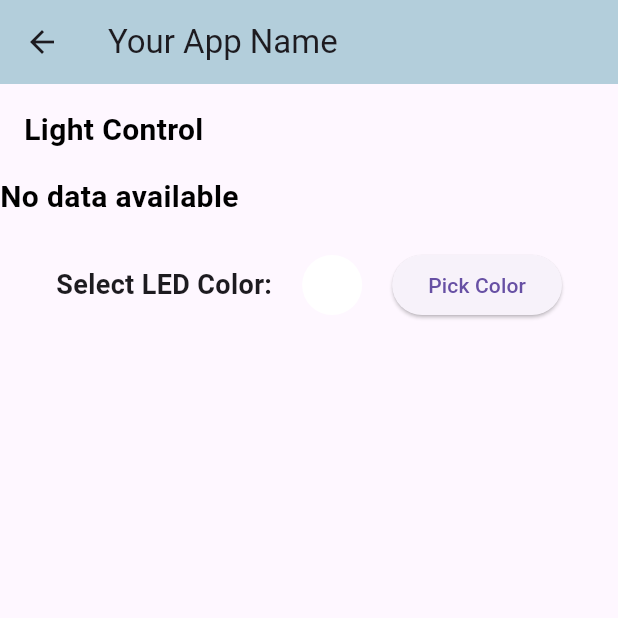
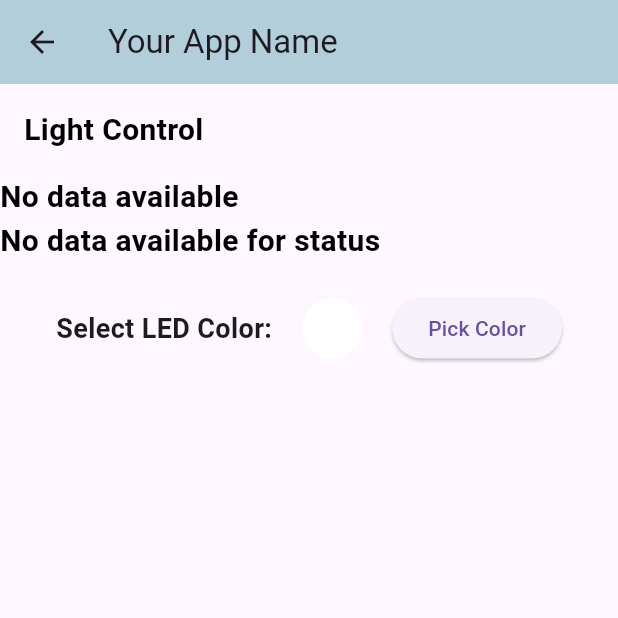
Before and after one commit to talbioumaima06/litbebe_flutter, a Flutter app: the Lumiere screen opened by its route, on a phone screen of 412 x 824 dp, the top half of it. Run offline on Flutter 3.47's test engine with Material 3 defaults, Android fonts, the phone set to English and light mode, and no system bars; our stand-ins replace firebase_auth, firebase_core, firebase_database, firebase_messaging, flutter_colorpicker, flutter_local_notifications and 2 more; accounts and stored records are empty.

Commit message:
lumiere screen in progress

```diff
--- a/lib/pages/lumiere/lumiere.dart
+++ b/lib/pages/lumiere/lumiere.dart
@@ -10,13 +10,16 @@ class Lumiere extends StatefulWidget {
 }
 
 class _LumiereState extends State<Lumiere> {
-  late DatabaseReference lightRef;
-  late Color currentColor = Colors.white; // Default color
+  late DatabaseReference rgbRef;
+  late DatabaseReference statusRef;
+  Color currentColor = Colors.white; // Default color
+  bool isLightOn = false; // Default status
 
   @override
   void initState() {
     super.initState();
-    lightRef = FirebaseDatabase.instance.ref().child('/LED/RGB'); // Adjust this path accordingly
+    rgbRef = FirebaseDatabase.instance.ref().child('LED/RGB');
+    statusRef = FirebaseDatabase.instance.ref().child('LED/status');
   }
 
   @override
@@ -54,16 +57,8 @@ class _LumiereState extends State<Lumiere> {
               ),
             ),
             StreamBuilder<DatabaseEvent>(
-              stream: lightRef.onValue,
+              stream: rgbRef.onValue,
               builder: (context, snapshot) {
-                print('Connection State: ${snapshot.connectionState}');
-                print('Has Error: ${snapshot.hasError}');
-                if (snapshot.hasError) {
-                  print('Error: ${snapshot.error}');
-                }
-                print('Has Data: ${snapshot.hasData}');
-                print('Snapshot Data: ${snapshot.data?.snapshot.value}');
-
                 if (snapshot.connectionState == ConnectionState.waiting) {
                   return const Text(
                     'Loading...',
@@ -74,7 +69,47 @@ class _LumiereState extends State<Lumiere> {
                     ),
                   );
                 } else if (snapshot.hasData && snapshot.data!.snapshot.value != null) {
-                  bool isLightOn = snapshot.data!.snapshot.value == 1; // Assuming 1 means light is on
+                  String rgb = snapshot.data!.snapshot.value as String;
+                  List<String> rgbValues = rgb.split(',');
+                  if (rgbValues.length == 3) {
+                    try {
+                      int red = int.parse(rgbValues[0]);
+                      int green = int.parse(rgbValues[1]);
+                      int blue = int.parse(rgbValues[2]);
+                      currentColor = Color.fromRGBO(red, green, blue, 1.0);
+                    } catch (e) {
+                      print('Error parsing RGB values: $e');
+                    }
+                  } else {
+                    print('Invalid RGB format: $rgb');
+                  }
+                  return Container();
+                } else {
+                  return const Text(
+                    'No data available',
+                    style: TextStyle(
+                      color: Colors.black,
+                      fontWeight: FontWeight.bold,
+                      fontSize: 20,
+                    ),
+                  );
+                }
+              },
+            ),
+            StreamBuilder<DatabaseEvent>(
+              stream: statusRef.onValue,
+              builder: (context, snapshot) {
+                if (snapshot.connectionState == ConnectionState.waiting) {
+                  return const Text(
+                    'Loading...',
+                    style: TextStyle(
+                      color: Colors.black,
+                      fontWeight: FontWeight.bold,
+                      fontSize: 20,
+                    ),
+                  );
+                } else if (snapshot.hasData && snapshot.data!.snapshot.value != null) {
+                  isLightOn = snapshot.data!.snapshot.value == 1;
                   return Row(
                     mainAxisAlignment: MainAxisAlignment.center,
                     children: [
@@ -89,14 +124,14 @@ class _LumiereState extends State<Lumiere> {
                       Switch(
                         value: isLightOn,
                         onChanged: (newValue) {
-                          lightRef.set(newValue ? 1 : 0); // Update the database with new value
+                          statusRef.set(newValue ? 1 : 0);
                         },
                       ),
                     ],
                   );
                 } else {
                   return const Text(
-                    'No data available',
+                    'No data available for status',
                     style: TextStyle(
                       color: Colors.black,
                       fontWeight: FontWeight.bold,
@@ -151,6 +186,8 @@ class _LumiereState extends State<Lumiere> {
               onColorChanged: (color) {
                 setState(() {
                   currentColor = color;
+                  String rgb = '${color.red},${color.green},${color.blue}';
+                  rgbRef.set(rgb);
                 });
               },
               showLabel: true,
```
